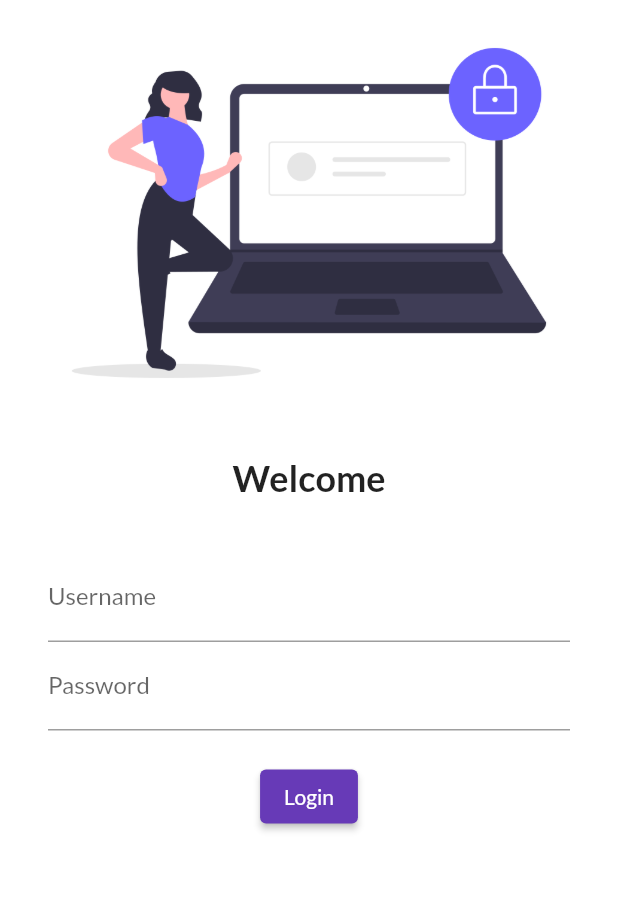
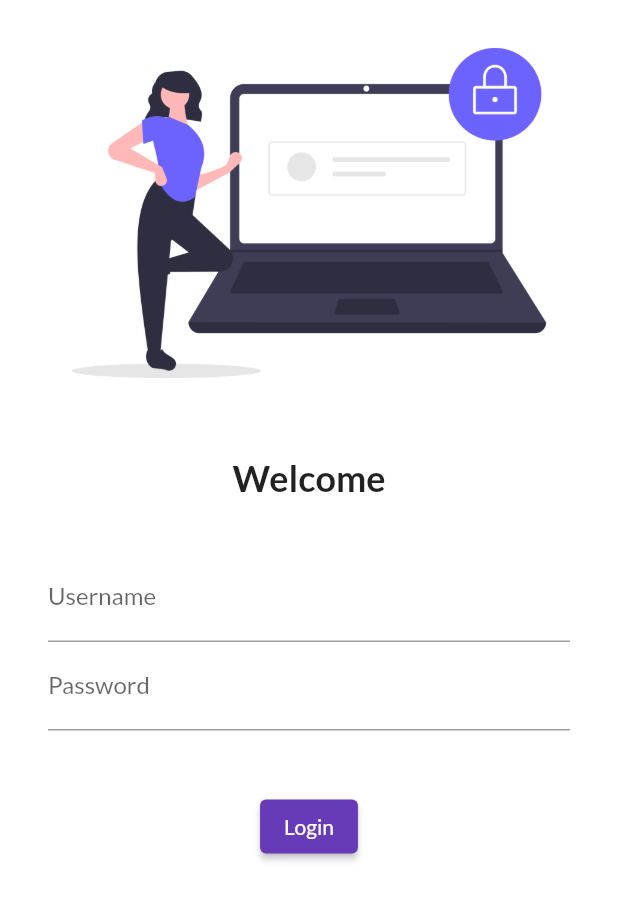
Before and after one commit to Hvvinayak/FlutterCatalogApp, a Flutter app: the screen it shows after launch, on a phone screen of 412 x 824 dp. Shown: the top 900 px of the screen. Run offline on Flutter 3.47's test engine with Material 2 defaults, Android fonts, the phone set to English and light mode, and no system bars; our stand-ins replace google_fonts.

Commit message:
Day 5 Commit

```diff
--- a/lib/main.dart
+++ b/lib/main.dart
@@ -1,5 +1,6 @@
 import 'package:catalog_app/pages/home_page.dart';
 import 'package:catalog_app/pages/login_page.dart';
+import 'package:catalog_app/utils/routes.dart';
 import 'package:flutter/material.dart';
 import 'package:google_fonts/google_fonts.dart';
 
@@ -26,8 +27,8 @@ class MyApp extends StatelessWidget {
       initialRoute: "/login",
       routes: {
         "/": ((context) => const LoginPage()),
-        "/home": ((context) => const HomePage()),
-        "/login": ((context) => const LoginPage()),
+        MyRoutes.homeRoute: ((context) => const HomePage()),
+        MyRoutes.loginRoute: ((context) => const LoginPage()),
       },
     );
   }
--- a/lib/pages/login_page.dart
+++ b/lib/pages/login_page.dart
@@ -1,3 +1,4 @@
+import 'package:catalog_app/utils/routes.dart';
 import 'package:flutter/material.dart';
 
 class LoginPage extends StatelessWidget {
@@ -7,6 +8,7 @@ class LoginPage extends StatelessWidget {
   Widget build(BuildContext context) {
     return Material(
       color: Colors.white,
+      child: SingleChildScrollView(
         child: Column(
           children: [
             Image.asset(
@@ -45,20 +47,24 @@ class LoginPage extends StatelessWidget {
                     ),
                   ),
                   const SizedBox(
-                  height: 20.0,
+                    height: 40.0,
                   ),
                   ElevatedButton(
                     onPressed: () {
                       // ignore: avoid_print
                       print("Login pressed");
+                      Navigator.pushNamed(context, MyRoutes.homeRoute);
                     },
                     child: const Text("Login"),
+                    style:
+                        TextButton.styleFrom(maximumSize: const Size(150, 40)),
                   )
                 ],
               ),
             )
           ],
         ),
+      ),
     );
   }
 }
--- /dev/null
+++ b/lib/utils/routes.dart
@@ -0,0 +1,4 @@
+class MyRoutes {
+  static String loginRoute = "/login";
+  static String homeRoute = "/home";
+}
```
Lines whose indentation alone changed are shown as unchanged.
